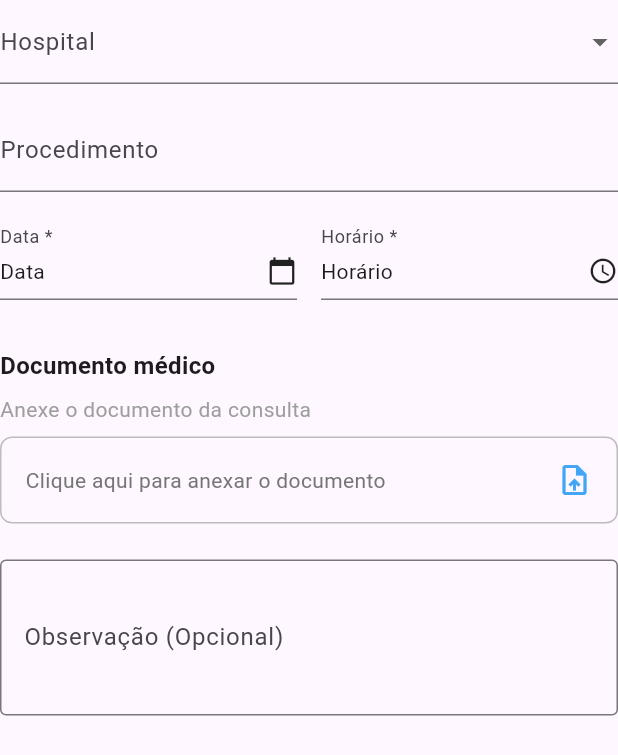
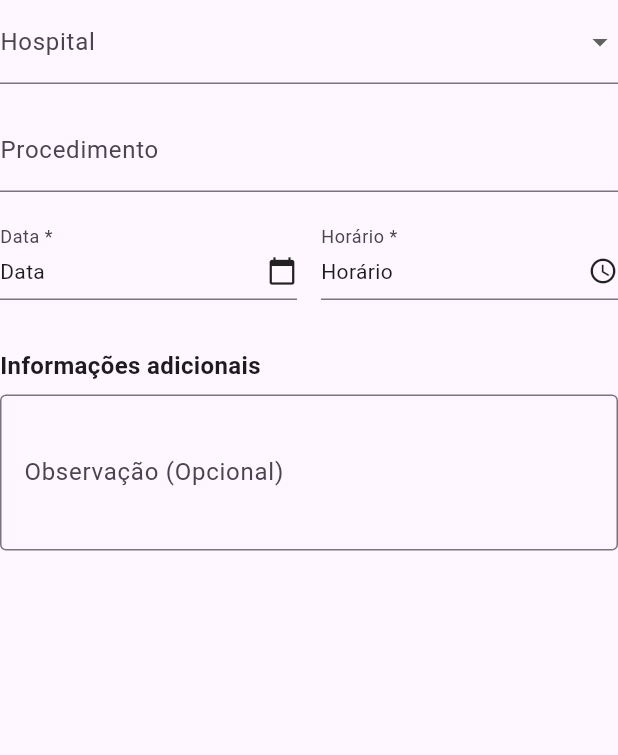
Before and after one commit to AbnerSantosAlves/SATEP, a Flutter app: the TravelStep widget shown alone on an empty page, opened directly with empty values, on a phone screen of 412 x 824 dp. Shown: the top 755 px of the screen. Run offline on Flutter 3.47's test engine with Material 3 defaults, Android fonts, the light colour scheme and no system bars.

Commit message:
Update cadastroAgendamento.dart

```diff
--- a/lib/screen/CadastroAgendamento/cadastroAgendamento.dart
+++ b/lib/screen/CadastroAgendamento/cadastroAgendamento.dart
@@ -909,49 +909,9 @@ class _TravelStepState extends State<TravelStep> {
           const SizedBox(height: 32),
 
           // Anexo de Documento
-          const Text('Documento médico',
+          const Text('Informações adicionais',
               style: TextStyle(fontWeight: FontWeight.bold, fontSize: 16)),
           const SizedBox(height: 8),
-          const Text('Anexe o documento da consulta',
-              style: TextStyle(color: Colors.grey)),
-          const SizedBox(height: 8),
-          InkWell(
-            onTap: _pickDocument,
-            child: Container(
-              padding: const EdgeInsets.all(16.0),
-              decoration: BoxDecoration(
-                border: Border.all(color: Colors.grey.shade400),
-                borderRadius: BorderRadius.circular(8),
-              ),
-              child: Row(
-                mainAxisAlignment: MainAxisAlignment.spaceBetween,
-                children: [
-                  Flexible(
-                    child: Text(
-                      widget.data.documentoAnexado ??
-                          'Clique aqui para anexar o documento',
-                      style: TextStyle(
-                        color: widget.data.documentoAnexado != null
-                            ? Colors.black
-                            : Colors.grey.shade600,
-                      ),
-                      overflow: TextOverflow.ellipsis,
-                    ),
-                  ),
-                  Icon(Icons.upload_file, color: Colors.blue.shade400),
-                ],
-              ),
-            ),
-          ),
-          if (widget.data.documentoAnexado != null)
-            Padding(
-              padding: const EdgeInsets.only(top: 8.0),
-              child: Text(
-                'Anexado: ${widget.data.documentoAnexado}',
-                style: const TextStyle(fontSize: 12, color: Colors.green),
-              ),
-            ),
-          const SizedBox(height: 24),
 
           // Campo Observação
           TextFormField(
```
